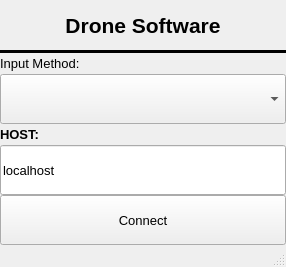
Before: the Qt Designer form entry.ui in dorsal1464/drone_software, drawn with Qt 5.
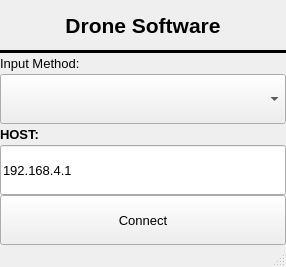
After: the same form once the commit is applied.

The edit to the form file:
```diff
--- a/entry.ui
+++ b/entry.ui
@@ -133,7 +133,7 @@
          </font>
         </property>
         <property name="text">
-         <string>localhost</string>
+         <string>192.168.4.1</string>
         </property>
        </widget>
       </item>
```
